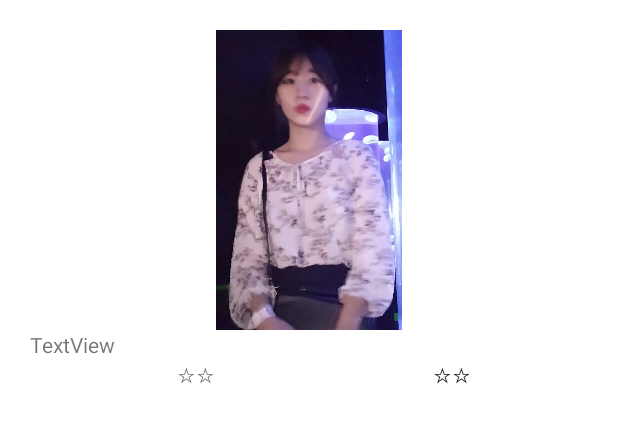
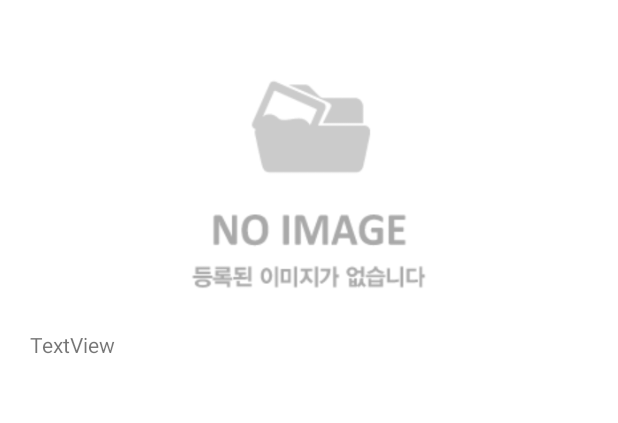
Before and after one commit to allsunnyday/_SYNERGY_GIT, an Android app: the layout item_home_girdview.xml on its own in the app's theme, with its tools: preview values and no code run, on a phone screen of 412 x 824 dp. Shown: the top 423 px of the screen. Run offline under Robolectric (Android 15) with nearby library versions, the phone set to English and light mode, and no system bars.

```diff
--- a/HangerApplication/app/src/main/java/com/example/geehy/hangerapplication/DialogFragment/AddInfoFragment.java
+++ b/HangerApplication/app/src/main/java/com/example/geehy/hangerapplication/DialogFragment/AddInfoFragment.java
@@ -12,6 +12,7 @@ import android.os.Bundle;
 import android.support.annotation.Nullable;
 import android.support.v4.app.DialogFragment;
 import android.support.v4.app.FragmentManager;
+import android.app.FragmentTransaction;
 import android.support.v7.graphics.Palette;
 import android.util.Log;
 import android.view.LayoutInflater;
@@ -29,6 +30,7 @@ import android.widget.Toast;
 import com.bumptech.glide.Glide;
 import com.bumptech.glide.request.animation.GlideAnimation;
 import com.bumptech.glide.request.target.SimpleTarget;
+import com.example.geehy.hangerapplication.Fragments.HomeFragment;
 import com.example.geehy.hangerapplication.GrabcutActivity;
 import com.example.geehy.hangerapplication.R;
 import com.example.geehy.hangerapplication.RequestActivity;
@@ -183,11 +185,7 @@ public class AddInfoFragment extends DialogFragment {
         }
 
 
-
-
         categorytext.setText(category);
-
-
         Event();
     }
 
@@ -199,7 +197,7 @@ public class AddInfoFragment extends DialogFragment {
             public void onClick(View view) {
                 task = new BackgroundTask();
                 task.execute();
-                dismiss();
+                //dismiss();
             }
         });
 
@@ -277,9 +275,15 @@ public class AddInfoFragment extends DialogFragment {
         protected void onPostExecute (String s) {
             super.onPostExecute(s); //서버 결과
             if (s.equals("성공")) {
+                /////성공할 시에 서버에 결과를 보낸다
+                //isChanged = true;
                 Toast.makeText(getContext(), "저장 서공", Toast.LENGTH_SHORT).show();
+                dismiss();
+                getFragmentManager().beginTransaction()
+                        .replace(R.id.content, new HomeFragment())
+                        .commit();
 
-                ///////homefragment로 보내기
+
 
             }else{
                 Toast.makeText(getContext(), "저장 실패", Toast.LENGTH_SHORT).show();
--- a/HangerApplication/app/src/main/res/layout/item_home_girdview.xml
+++ b/HangerApplication/app/src/main/res/layout/item_home_girdview.xml
@@ -11,7 +11,7 @@
         android:id="@+id/homeitem"
         android:layout_width="match_parent"
         android:layout_height="200dp"
-        app:srcCompat="@drawable/default1" />
+        app:srcCompat="@drawable/tempimg" />
 
     <TextView
         android:id="@+id/item_clothesname"
@@ -19,29 +19,33 @@
         android:layout_height="wrap_content"
         android:text="TextView" />
 
-    <RelativeLayout
+    <TableRow
         android:layout_width="match_parent"
-        android:layout_height="wrap_content">
+        android:layout_height="wrap_content"
+        android:stretchColumns="0,1,2">
 
         <TextView
             android:id="@+id/home_colorView1"
-            android:layout_width="wrap_content"
-            android:layout_height="wrap_content"
+            android:layout_width="match_parent"
+            android:layout_height="match_parent"
             android:layout_alignParentStart="true"
             android:layout_alignParentTop="true"
-            android:layout_marginStart="98dp"
-            android:text="☆☆" />
+            android:layout_marginEnd="15dp"
+            android:layout_marginStart="15dp"
+            android:layout_weight="1"
+            android:text="" />
 
         <TextView
             android:id="@+id/home_colorView2"
-            android:layout_width="wrap_content"
-            android:layout_height="wrap_content"
+            android:layout_width="match_parent"
+            android:layout_height="match_parent"
             android:layout_alignParentEnd="true"
             android:layout_alignParentTop="true"
-            android:layout_marginEnd="78dp"
-            android:text="☆☆"
+            android:layout_marginEnd="15dp"
+            android:layout_marginStart="15dp"
+            android:layout_weight="1"
+            android:text=""
             android:textAppearance="@style/TextAppearance.AppCompat" />
-
-    </RelativeLayout>
+    </TableRow>
 
 </LinearLayout>
```
Also changed, not shown: HangerApplication/app/src/main/java/com/example/geehy/hangerapplication/Fragments/HomeFragment.java (+3 -5 lines).
